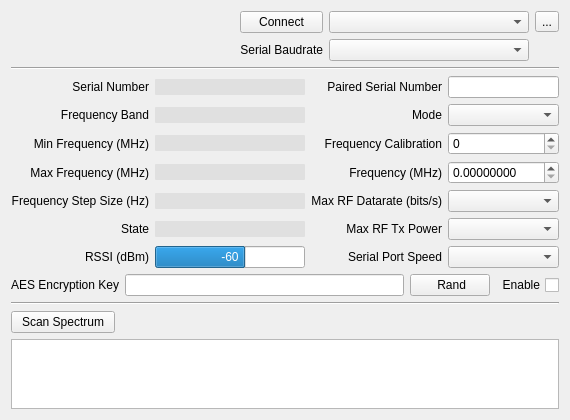
Before: the Qt Designer form ground/openpilotgcs/src/plugins/pipxtreme/pipxtreme.ui in openpilot/OpenPilot, drawn with Qt 5.
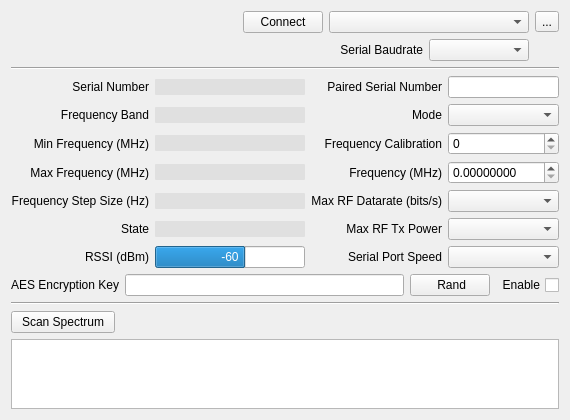
After: the same form once the commit is applied.

The edit to the form file:
```diff
--- a/ground/openpilotgcs/src/plugins/pipxtreme/pipxtreme.ui
+++ b/ground/openpilotgcs/src/plugins/pipxtreme/pipxtreme.ui
@@ -16,21 +16,11 @@
   <layout class="QVBoxLayout" name="verticalLayout">
    <item>
     <layout class="QGridLayout" name="gridLayout_2">
-     <item row="2" column="1">
-      <widget class="QLabel" name="label_15">
-       <property name="text">
-        <string>Serial Baudrate</string>
-       </property>
-       <property name="alignment">
-        <set>Qt::AlignRight|Qt::AlignTrailing|Qt::AlignVCenter</set>
-       </property>
-      </widget>
-     </item>
-     <item row="2" column="2">
+     <item row="3" column="4">
       <widget class="QComboBox" name="comboBox_SerialBaudrate">
        <property name="minimumSize">
         <size>
-         <width>200</width>
+         <width>100</width>
          <height>0</height>
         </size>
        </property>
@@ -39,7 +29,7 @@
        </property>
       </widget>
      </item>
-     <item row="1" column="2">
+     <item row="1" column="3" colspan="2">
       <widget class="QComboBox" name="comboBox_Ports">
        <property name="minimumSize">
         <size>
@@ -68,7 +58,7 @@
        </property>
       </widget>
      </item>
-     <item row="1" column="3">
+     <item row="1" column="5">
       <widget class="QToolButton" name="refreshPorts">
        <property name="toolTip">
         <string>Refresh the list of serial and USB ports available</string>
@@ -91,7 +81,7 @@
        </property>
       </spacer>
      </item>
-     <item row="2" column="0">
+     <item row="3" column="0">
       <spacer name="horizontalSpacer_2">
        <property name="orientation">
         <enum>Qt::Horizontal</enum>
@@ -104,6 +94,16 @@
        </property>
       </spacer>
      </item>
+     <item row="3" column="3">
+      <widget class="QLabel" name="label_15">
+       <property name="text">
+        <string>Serial Baudrate</string>
+       </property>
+       <property name="alignment">
+        <set>Qt::AlignRight|Qt::AlignTrailing|Qt::AlignVCenter</set>
+       </property>
+      </widget>
+     </item>
     </layout>
    </item>
    <item>
```
